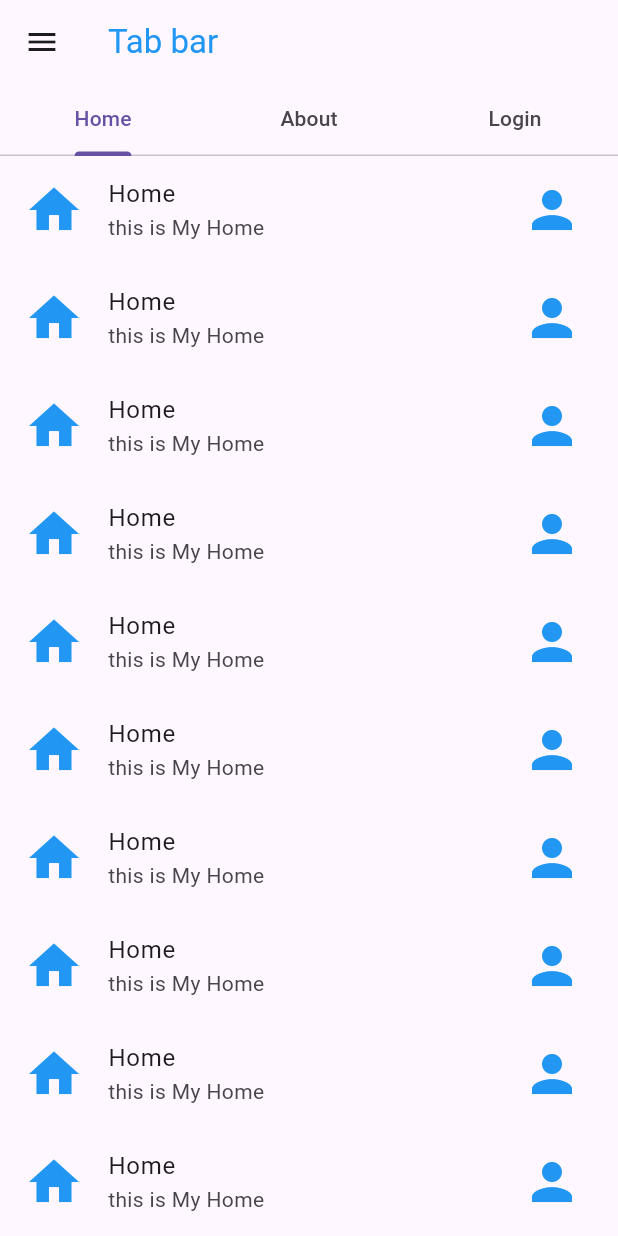
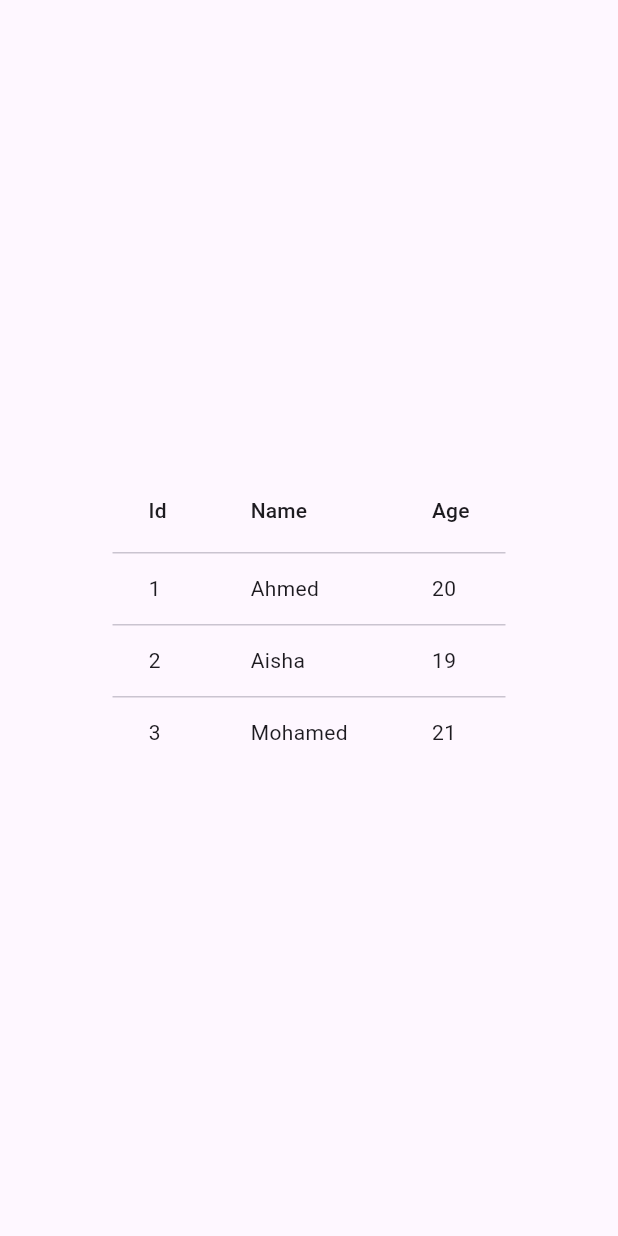
Before and after one commit to Flutter-labs-2024/ButtomNavigationBar, a Flutter app: the screen it shows after launch, on a phone screen of 412 x 824 dp. Run offline on Flutter 3.47's test engine with Material 3 defaults, Android fonts, the phone set to English and light mode, and no system bars; our stand-ins replace bottom_navy_bar.

Commit message:
first commit

```diff
--- /dev/null
+++ b/lib/datatable.dart
@@ -0,0 +1,39 @@
+import 'package:flutter/material.dart';
+
+class MyDatatable extends StatelessWidget {
+  const MyDatatable({super.key});
+
+  @override
+  Widget build(BuildContext context) {
+    return Scaffold(
+      body: Center(child: DataTable(columns: [
+        DataColumn(label: Text('Id')),
+        DataColumn(label: Text('Name')),
+        DataColumn(label: Text('Age'))
+
+
+
+
+      ], rows: [
+        DataRow(cells: [
+          DataCell(Text('1')) ,
+          DataCell(Text('Ahmed')) ,
+          DataCell(Text('20')) ,
+
+        ]),
+        DataRow(cells: [
+          DataCell(Text('2')) ,
+          DataCell(Text('Aisha')) ,
+          DataCell(Text('19')) ,
+
+        ]),
+        DataRow(cells: [
+          DataCell(Text('3')) ,
+          DataCell(Text('Mohamed')) ,
+          DataCell(Text('21')) ,
+
+        ])
+      ]),),
+    );
+  }
+}
--- a/lib/main.dart
+++ b/lib/main.dart
@@ -2,8 +2,9 @@ import 'package:buttom_navigation_bar/buttomNavigationBar.dart';
 import 'package:flutter/material.dart';
 
 import 'bottomNavyBar.dart';
+import 'datatable.dart';
 import 'defaultTabController.dart';
 
 void main() {
-  runApp(MaterialApp(home: MyDefaultTabController(),));
+  runApp(MaterialApp(home: MyDatatable(),));
 }
```
